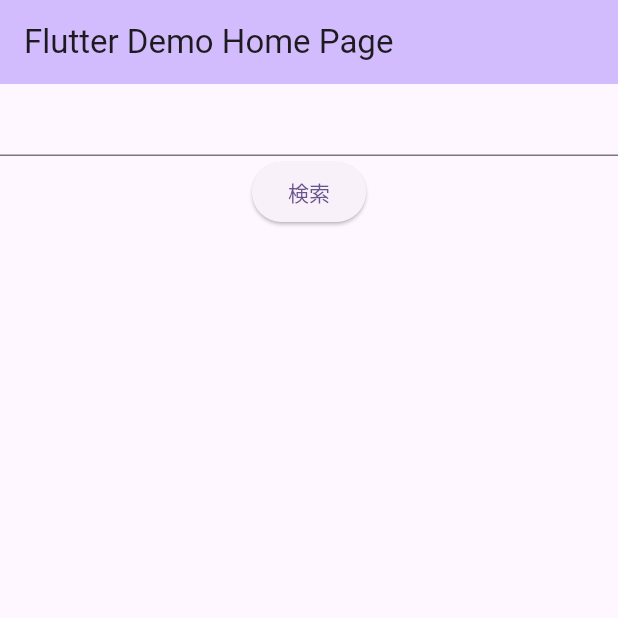
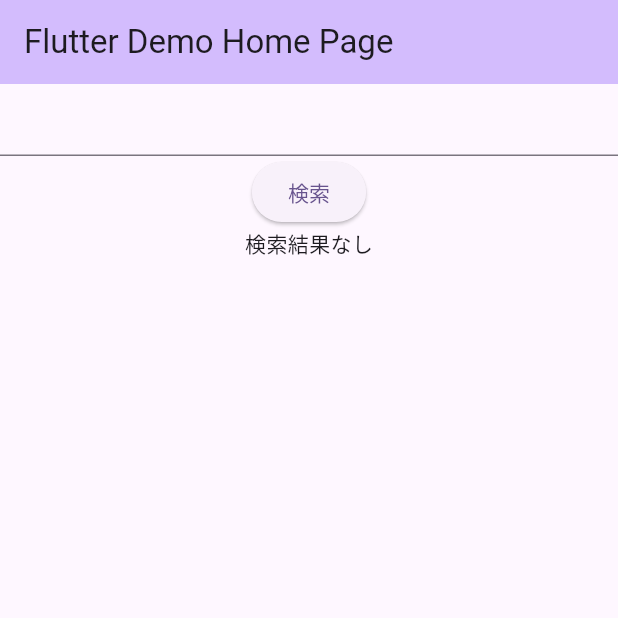
Before and after one commit to seedri/yumemi_codecheck, a Flutter app: the screen it shows after launch, on a phone screen of 412 x 824 dp, the top half of it. Run offline on Flutter 3.47's test engine with Material 3 defaults, Android fonts, the phone set to English and light mode, and no system bars; our stand-ins replace flutter_riverpod, freezed_annotation.

Commit message:
disp-total_count
検索結果の件数を表示
null許容しない部分の表示ロジックの変更

```diff
--- a/lib/view/main_page.dart
+++ b/lib/view/main_page.dart
@@ -41,6 +41,16 @@ class _MyHomePageState extends ConsumerState<MyHomePage> {
                       'Data:${_vm.repositoryWithFamily(_vm.searchWord)}');
                 },
                 child: Text('検索')),
+            _vm.repositoryWithFamily(_vm.searchWord).when(
+                  data: (data) {
+                    if (data.total_count == 0) return Text('検索結果なし');
+                    return Text('検索結果${data.total_count.toString()}件');
+                  },
+                  loading: () {
+                    return Text('検索中...');
+                  },
+                  error: (error, stack) => Text(error.toString()),
+                ),
             Expanded(
               child: _vm.repositoryWithFamily(_vm.searchWord).when(
                     data: (data) => ListView.separated(
@@ -50,11 +60,11 @@ class _MyHomePageState extends ConsumerState<MyHomePage> {
                           crossAxisAlignment: CrossAxisAlignment.start,
                           children: [
                             Text('debug'),
-                            Text('リポジトリ名：${data.items[index].name ?? "N/A"}'),
+                            Text('リポジトリ名：${data.items[index].name}'),
                             Text(
-                                'プロジェクト言語：${data.items[index].language ?? "N/A"}'),
+                                'プロジェクト言語：${data.items[index].language ?? "言語情報なし"}'),
                             Text(
-                                'Star数：${data.items[index].stargazers_count.toString() ?? "N/A"}'),
+                                'Star数：${data.items[index].stargazers_count.toString()}'),
                           ],
                         ),
                       ),
```
